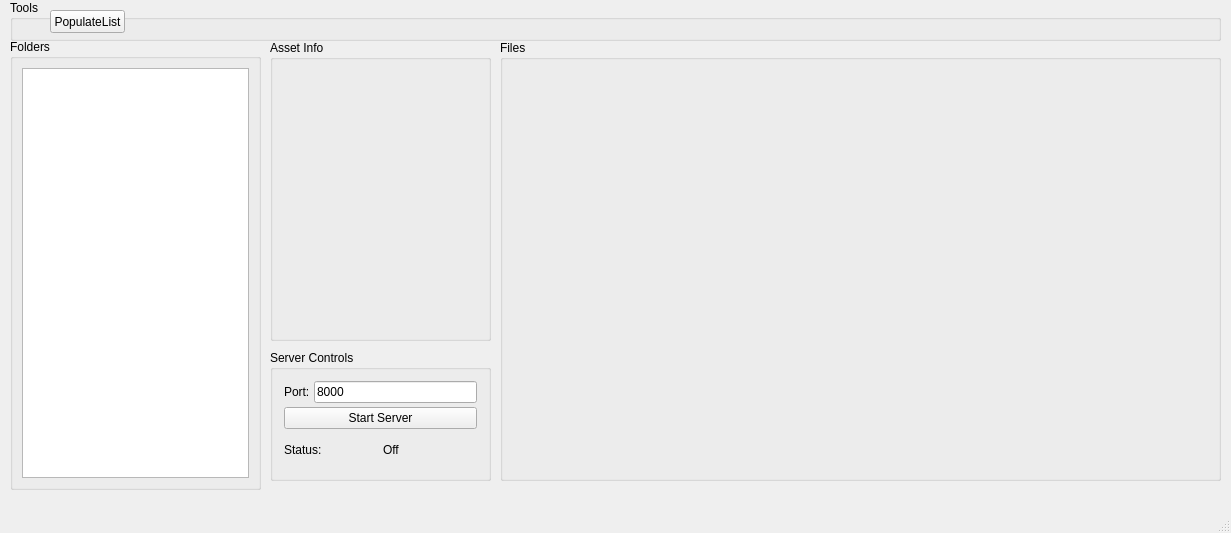
This is UI/Testui.ui in Fxnarji/Primux as Qt 5 draws it before an edit. The edited form follows.
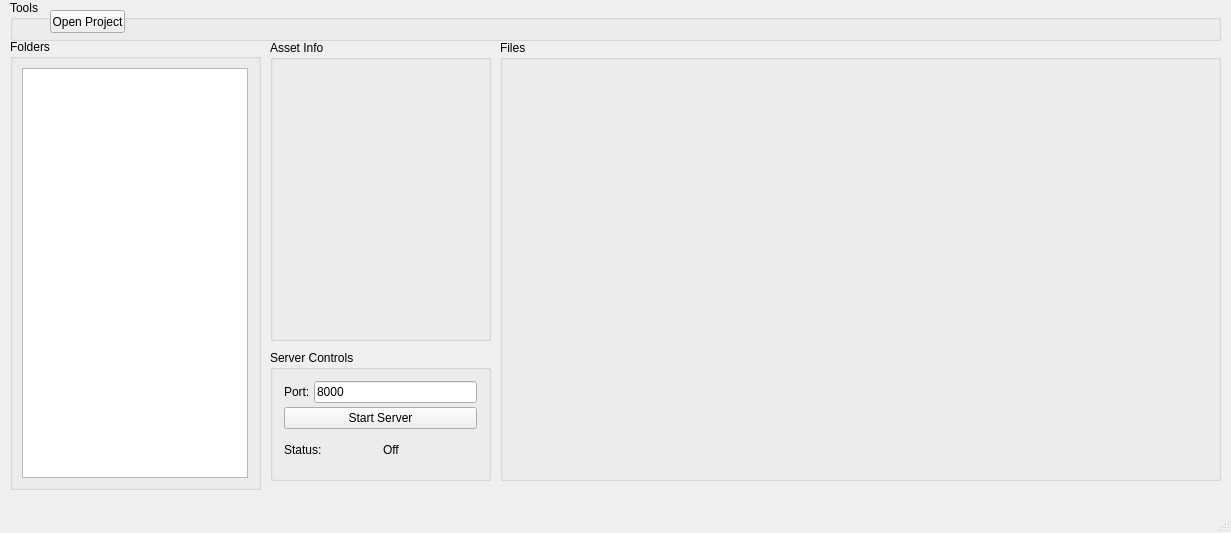
This is the edited form.

The edit to the form file:
```diff
--- a/UI/Testui.ui
+++ b/UI/Testui.ui
@@ -113,8 +113,24 @@
      <string>Folders</string>
     </property>
     <layout class="QHBoxLayout" name="horizontalLayout_3">
+     <property name="rightMargin">
+      <number>10</number>
+     </property>
      <item>
-      <widget class="QListWidget" name="asset_list"/>
+      <widget class="QListWidget" name="asset_list">
+       <property name="autoFillBackground">
+        <bool>true</bool>
+       </property>
+       <property name="frameShape">
+        <enum>QFrame::StyledPanel</enum>
+       </property>
+       <property name="editTriggers">
+        <set>QAbstractItemView::DoubleClicked</set>
+       </property>
+       <property name="showDropIndicator" stdset="0">
+        <bool>false</bool>
+       </property>
+      </widget>
      </item>
     </layout>
    </widget>
@@ -153,7 +169,7 @@
       </rect>
      </property>
      <property name="text">
-      <string>PopulateList</string>
+      <string>Open Project</string>
      </property>
     </widget>
    </widget>
```
